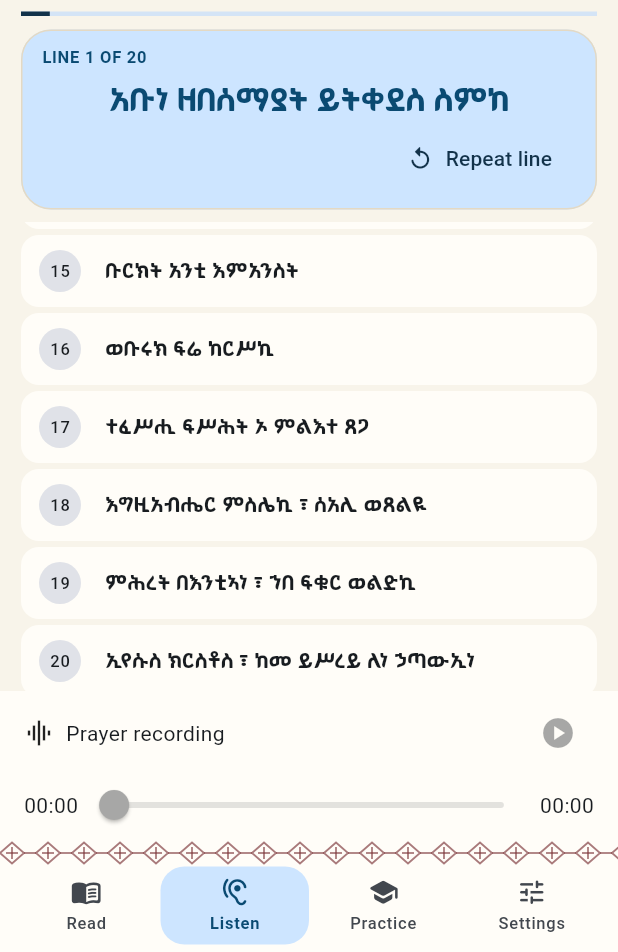
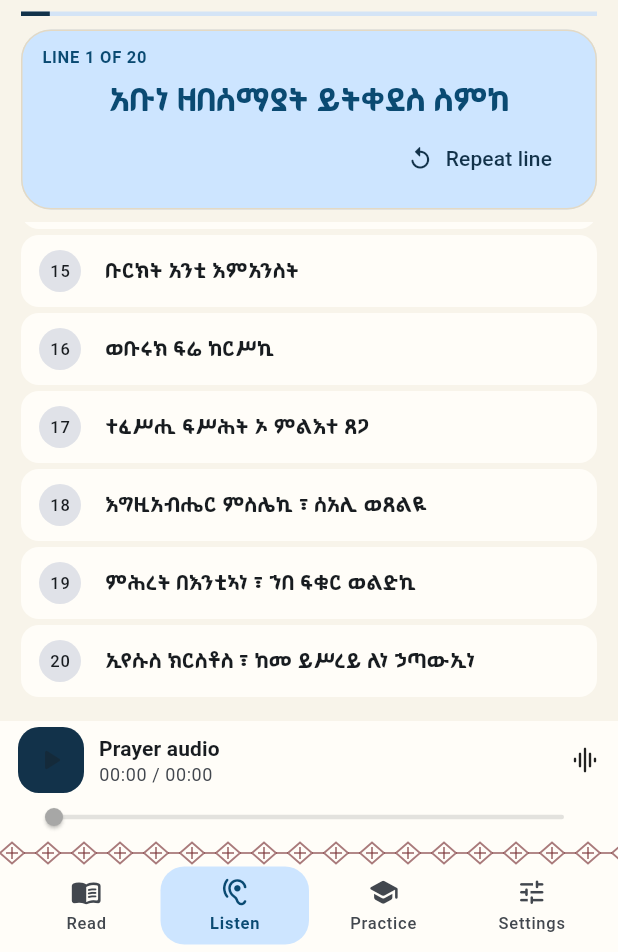
Before and after one commit to SeriousRasCode/Abune, a Flutter app: the screen it shows after launch, item 2 of the bottom bar chosen, scrolled down 719 dp, on a phone screen of 412 x 824 dp, the part 284-1236 px from its top. Run offline on Flutter 3.47's test engine with Material 3 defaults, Android fonts, the phone set to English and light mode, and no system bars; our stand-ins replace just_audio, rxdart, shared_preferences; missing offline and left inert: audio_session.

Commit message:
Make audio controls compact and easier to read

```diff
--- a/lib/widgets/audio_player_bar.dart
+++ b/lib/widgets/audio_player_bar.dart
@@ -1,11 +1,14 @@
+import 'dart:async';
+
 import 'package:flutter/material.dart';
 import 'package:just_audio/just_audio.dart';
 import 'package:rxdart/rxdart.dart';
 
 class AudioPlayerBar extends StatefulWidget {
-  const AudioPlayerBar({required this.player, super.key});
+  const AudioPlayerBar({required this.player, this.title = 'Prayer audio', super.key});
 
   final AudioPlayer player;
+  final String title;
 
   @override
   State<AudioPlayerBar> createState() => _AudioPlayerBarState();
@@ -44,38 +47,46 @@ class _AudioPlayerBarState extends State<AudioPlayerBar> {
         final ready = duration > Duration.zero;
         final playing = data?.state.playing ?? false;
         final complete = data?.state.processingState == ProcessingState.completed;
+        final scheme = Theme.of(context).colorScheme;
         return Material(
-          color: Theme.of(context).colorScheme.surface,
+          color: scheme.surface,
           child: Padding(
-            padding: const EdgeInsets.fromLTRB(16, 4, 16, 2),
+            padding: const EdgeInsets.fromLTRB(12, 4, 12, 2),
             child: Column(
               mainAxisSize: MainAxisSize.min,
               children: [
                 Row(
                   children: [
-                    const Icon(Icons.graphic_eq, size: 20),
-                    const SizedBox(width: 8),
-                    const Expanded(child: Text('Prayer recording')),
-                    IconButton(
+                    Container(
+                      width: 44, height: 44,
+                      decoration: BoxDecoration(
+                        color: scheme.primary, borderRadius: BorderRadius.circular(14)),
+                      child: IconButton(
                         tooltip: playing ? 'Pause audio' : 'Play audio',
-                      onPressed: ready
-                          ? () async {
+                        color: scheme.onPrimary,
+                        onPressed: ready ? () async {
                           if (playing) {
                             await widget.player.pause();
                           } else {
                             if (complete) await widget.player.seek(Duration.zero);
-                                await widget.player.play();
+                            unawaited(widget.player.play());
                           }
-                            }
-                          : null,
-                      icon: Icon(playing ? Icons.pause_circle : Icons.play_circle),
+                        } : null,
+                        icon: Icon(playing ? Icons.pause_rounded : Icons.play_arrow_rounded),
                       ),
+                    ),
+                    const SizedBox(width: 10),
+                    Expanded(child: Column(crossAxisAlignment: CrossAxisAlignment.start, children: [
+                      Text(widget.title, maxLines: 1, overflow: TextOverflow.ellipsis,
+                        style: Theme.of(context).textTheme.labelLarge?.copyWith(fontWeight: FontWeight.w700)),
+                      Text('${_time(position)} / ${_time(duration)}',
+                        style: Theme.of(context).textTheme.bodySmall?.copyWith(color: scheme.onSurfaceVariant)),
+                    ])),
+                    const Icon(Icons.graphic_eq_rounded, size: 20),
                   ],
                 ),
-                Row(
-                  children: [
-                    Text(_time(position)),
-                    Expanded(
+                SizedBox(height: 32, child: SliderTheme(
+                  data: SliderTheme.of(context).copyWith(trackHeight: 3, thumbShape: const RoundSliderThumbShape(enabledThumbRadius: 6)),
                   child: Slider(
                         min: 0,
                         max: ready ? duration.inMilliseconds.toDouble() : 1,
@@ -88,10 +99,7 @@ class _AudioPlayerBarState extends State<AudioPlayerBar> {
                                 .seek(Duration(milliseconds: value.round()))
                             : null,
                   ),
-                    ),
-                    Text(_time(duration)),
-                  ],
-                ),
+                )),
               ],
             ),
           ),
```
Lines whose indentation alone changed are shown as unchanged.
